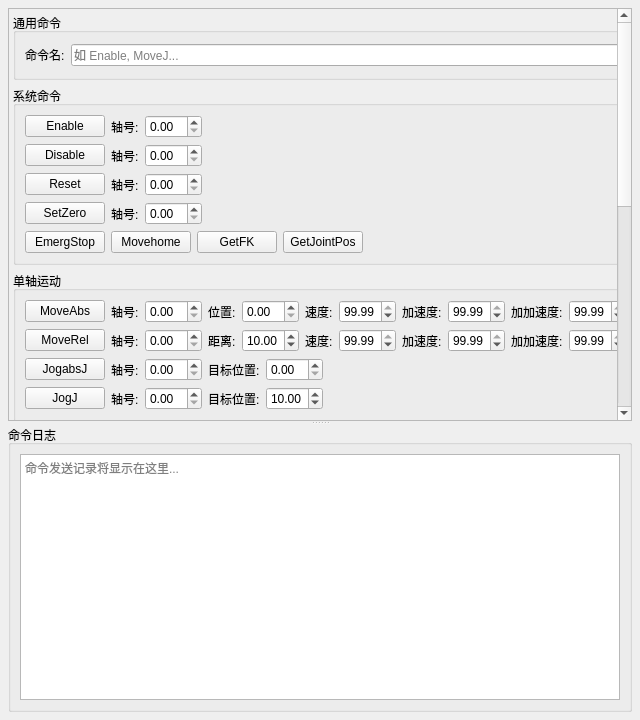
Old version of the form zrcs_gui/resources/ui/command_panel.ui in the repository jadenzhangrobot/zrcs.
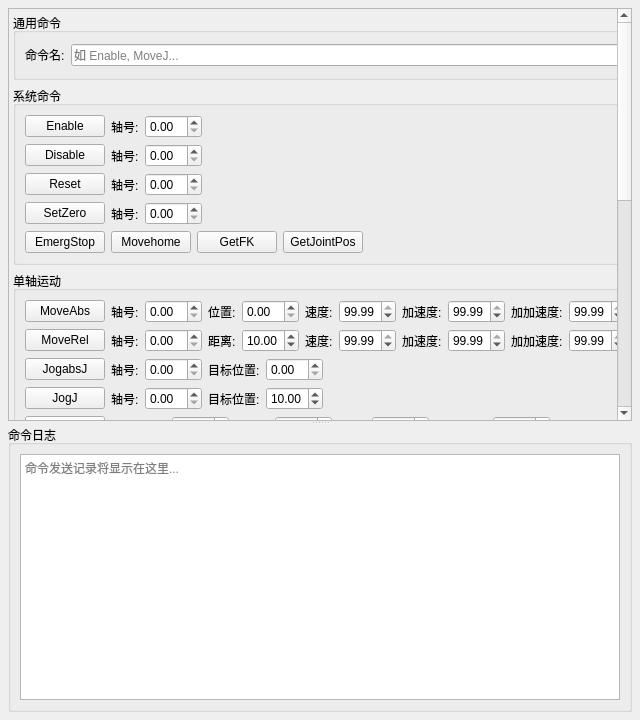
New version of the form.

Patch:
```diff
--- a/zrcs_gui/resources/ui/command_panel.ui
+++ b/zrcs_gui/resources/ui/command_panel.ui
@@ -409,6 +409,20 @@
              <item><spacer name="jogSpacer"><property name="orientation"><enum>Qt::Horizontal</enum></property><property name="sizeHint" stdset="0"><size><width>40</width><height>20</height></size></property></spacer></item>
             </layout>
            </item>
+           <item>
+            <layout class="QHBoxLayout" name="moveExciteRowLayout">
+             <item><widget class="QPushButton" name="btnMoveExcite"><property name="text"><string>MoveExcite</string></property><property name="toolTip"><string>AxisId 大于等于 0 时激励单轴；小于 0 时同时激励前 N 个轴，例如 -7 表示前 7 轴。</string></property><property name="presetCommand" stdset="0"><string>MoveExcite</string></property><property name="presetInputs" stdset="0"><string>inputMoveExciteAxis,inputMoveExciteDuration,inputMoveExciteAmplitude,inputMoveExciteCenter</string></property></widget></item>
+             <item><widget class="QLabel" name="labelMoveExciteAxis"><property name="text"><string>轴号/数量:</string></property></widget></item>
+             <item><widget class="QDoubleSpinBox" name="inputMoveExciteAxis"><property name="value"><double>-7.000000000000000</double></property></widget></item>
+             <item><widget class="QLabel" name="labelMoveExciteDuration"><property name="text"><string>时长s:</string></property></widget></item>
+             <item><widget class="QDoubleSpinBox" name="inputMoveExciteDuration"><property name="value"><double>20.000000000000000</double></property></widget></item>
+             <item><widget class="QLabel" name="labelMoveExciteAmplitude"><property name="text"><string>幅值:</string></property></widget></item>
+             <item><widget class="QDoubleSpinBox" name="inputMoveExciteAmplitude"><property name="value"><double>0.100000000000000</double></property></widget></item>
+             <item><widget class="QLabel" name="labelMoveExciteCenter"><property name="text"><string>中心偏置:</string></property></widget></item>
+             <item><widget class="QDoubleSpinBox" name="inputMoveExciteCenter"/></item>
+             <item><spacer name="moveExciteSpacer"><property name="orientation"><enum>Qt::Horizontal</enum></property><property name="sizeHint" stdset="0"><size><width>40</width><height>20</height></size></property></spacer></item>
+            </layout>
+           </item>
           </layout>
          </widget>
         </item>
```
